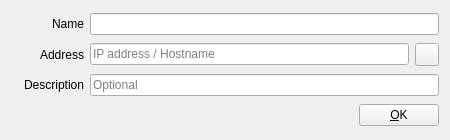
CasparCG/client, file src/Widgets/AtemDeviceDialog.ui: the form before one commit.
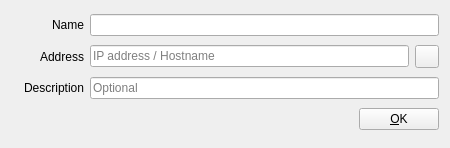
The form after the commit. Icons and pictures are not drawn.

The edit to the form file:
```diff
--- a/src/Widgets/AtemDeviceDialog.ui
+++ b/src/Widgets/AtemDeviceDialog.ui
@@ -7,24 +7,26 @@
     <x>0</x>
     <y>0</y>
     <width>450</width>
-    <height>140</height>
+    <height>148</height>
    </rect>
   </property>
+  <property name="minimumSize">
+   <size>
+    <width>450</width>
+    <height>148</height>
+   </size>
+  </property>
+  <property name="maximumSize">
+   <size>
+    <width>450</width>
+    <height>148</height>
+   </size>
+  </property>
   <property name="windowTitle">
    <string>New ATEM Mixer</string>
   </property>
   <layout class="QGridLayout" name="gridLayout">
-   <item row="2" column="1">
-    <widget class="QLabel" name="labelDescription">
-     <property name="text">
-      <string>Description</string>
-     </property>
-     <property name="alignment">
-      <set>Qt::AlignRight|Qt::AlignTrailing|Qt::AlignVCenter</set>
-     </property>
-    </widget>
-   </item>
-   <item row="0" column="0" rowspan="3">
+   <item row="0" column="0" rowspan="2">
     <widget class="QLabel" name="labelDeviceIcon">
      <property name="text">
       <string/>
@@ -37,16 +39,6 @@
      </property>
     </widget>
    </item>
-   <item row="1" column="1">
-    <widget class="QLabel" name="labelAddress">
-     <property name="text">
-      <string>Address</string>
-     </property>
-     <property name="alignment">
-      <set>Qt::AlignRight|Qt::AlignTrailing|Qt::AlignVCenter</set>
-     </property>
-    </widget>
-   </item>
    <item row="0" column="1">
     <widget class="QLabel" name="labelDeviceName">
      <property name="text">
@@ -57,7 +49,57 @@
      </property>
     </widget>
    </item>
-   <item row="3" column="3">
+   <item row="0" column="2" colspan="3">
+    <widget class="QLineEdit" name="lineEditDeviceName"/>
+   </item>
+   <item row="1" column="1">
+    <widget class="QLabel" name="labelAddress">
+     <property name="text">
+      <string>Address</string>
+     </property>
+     <property name="alignment">
+      <set>Qt::AlignRight|Qt::AlignTrailing|Qt::AlignVCenter</set>
+     </property>
+    </widget>
+   </item>
+   <item row="1" column="2" colspan="2">
+    <widget class="QLineEdit" name="lineEditAddress">
+     <property name="placeholderText">
+      <string>IP address / Hostname</string>
+     </property>
+    </widget>
+   </item>
+   <item row="1" column="4">
+    <widget class="QToolButton" name="toolButtonTestConnection">
+     <property name="focusPolicy">
+      <enum>Qt::NoFocus</enum>
+     </property>
+     <property name="toolTip">
+      <string>Test Connection</string>
+     </property>
+     <property name="shortcut">
+      <string>Alt+O</string>
+     </property>
+    </widget>
+   </item>
+   <item row="2" column="1">
+    <widget class="QLabel" name="labelDescription">
+     <property name="text">
+      <string>Description</string>
+     </property>
+     <property name="alignment">
+      <set>Qt::AlignRight|Qt::AlignTrailing|Qt::AlignVCenter</set>
+     </property>
+    </widget>
+   </item>
+   <item row="2" column="2" colspan="3">
+    <widget class="QLineEdit" name="lineEditDescription">
+     <property name="placeholderText">
+      <string>Optional</string>
+     </property>
+    </widget>
+   </item>
+   <item row="3" column="2">
     <spacer name="horizontalSpacer">
      <property name="orientation">
       <enum>Qt::Horizontal</enum>
@@ -70,27 +112,7 @@
      </property>
     </spacer>
    </item>
-   <item row="1" column="5">
-    <widget class="QToolButton" name="toolButtonTestConnection">
-     <property name="focusPolicy">
-      <enum>Qt::NoFocus</enum>
-     </property>
-     <property name="toolTip">
-      <string>Test Connection</string>
-     </property>
-     <property name="shortcut">
-      <string>Alt+O</string>
-     </property>
-    </widget>
-   </item>
-   <item row="1" column="2" colspan="3">
-    <widget class="QLineEdit" name="lineEditAddress">
-     <property name="placeholderText">
-      <string>IP address / Hostname</string>
-     </property>
-    </widget>
-   </item>
-   <item row="3" column="4" colspan="2">
+   <item row="3" column="3" colspan="2">
     <widget class="QPushButton" name="pushButtonOk">
      <property name="focusPolicy">
       <enum>Qt::NoFocus</enum>
@@ -103,16 +125,6 @@
      </property>
     </widget>
    </item>
-   <item row="0" column="2" colspan="4">
-    <widget class="QLineEdit" name="lineEditDeviceName"/>
-   </item>
-   <item row="2" column="2" colspan="4">
-    <widget class="QLineEdit" name="lineEditDescription">
-     <property name="placeholderText">
-      <string>Optional</string>
-     </property>
-    </widget>
-   </item>
   </layout>
  </widget>
  <tabstops>
```
